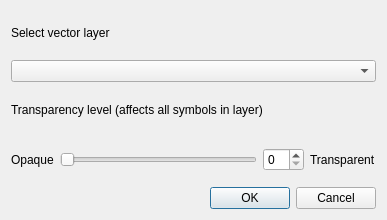
Above: ui_vectortransparency.ui from timlinux/VectorTransparency before the change. Below: the same form after it.
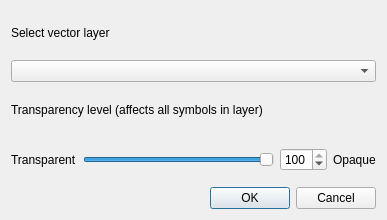
That is the form after the change. Icons and pictures are not drawn.

Commit message: Better checking that we have a valid layer

What changed in the file:
```diff
--- a/ui_vectortransparency.ui
+++ b/ui_vectortransparency.ui
@@ -39,24 +39,37 @@
      <item>
       <widget class="QLabel" name="label_3">
        <property name="text">
-        <string>Opaque</string>
+        <string>Transparent</string>
        </property>
       </widget>
      </item>
      <item>
       <widget class="QSlider" name="horizontalSlider">
+       <property name="maximum">
+        <number>100</number>
+       </property>
+       <property name="value">
+        <number>100</number>
+       </property>
        <property name="orientation">
         <enum>Qt::Horizontal</enum>
        </property>
       </widget>
      </item>
      <item>
-      <widget class="QSpinBox" name="spinBox"/>
+      <widget class="QSpinBox" name="spinBox">
+       <property name="maximum">
+        <number>100</number>
+       </property>
+       <property name="value">
+        <number>100</number>
+       </property>
+      </widget>
      </item>
      <item>
       <widget class="QLabel" name="label_4">
        <property name="text">
-        <string>Transparent</string>
+        <string>Opaque</string>
        </property>
       </widget>
      </item>
```
Left out of the diff: 6 changed lines with no effect on the pictures. The commit also changes 2 other files.
